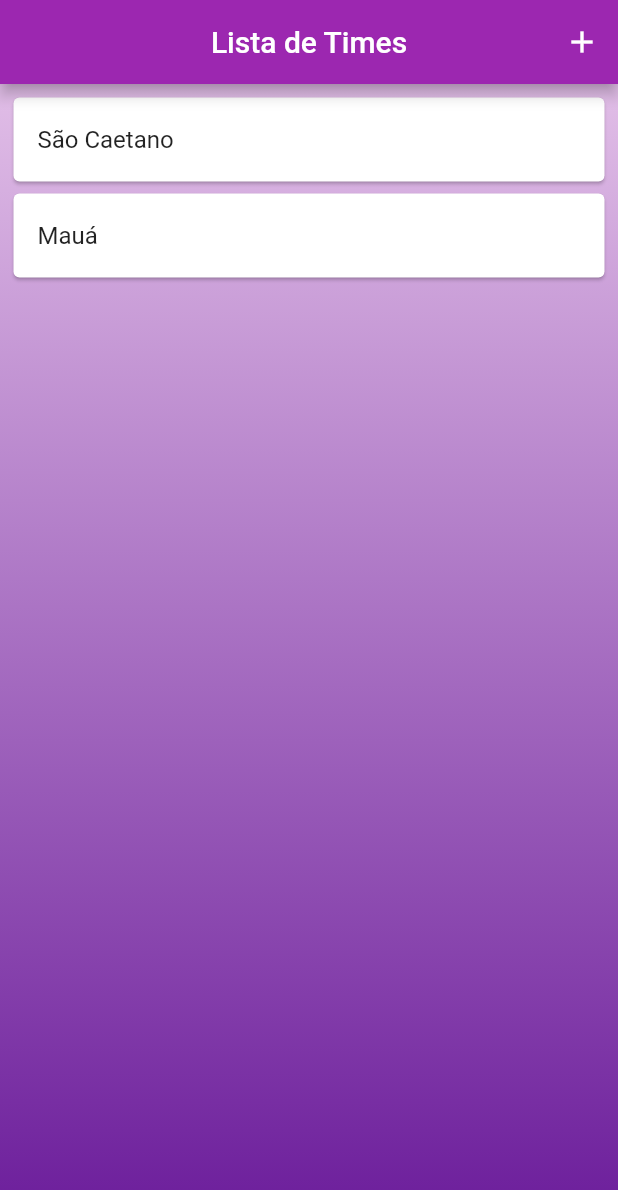
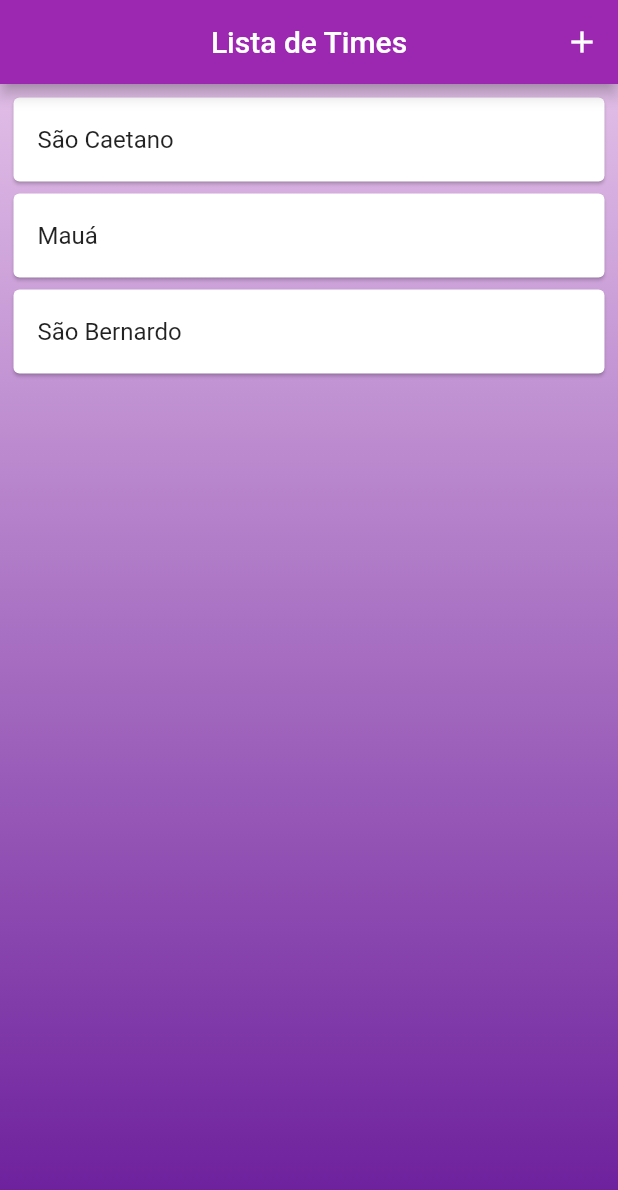
Before and after one commit to gabrielvt27/lista_times_flutter, a Flutter app: the screen it shows after launch, on a phone screen of 412 x 824 dp. Shown: the top 1190 px of the screen. Run offline on Flutter 3.47's test engine with Material 2 defaults, Android fonts, the phone set to English and light mode, and no system bars.

```diff
--- a/lib/screens/lista_times.dart
+++ b/lib/screens/lista_times.dart
@@ -10,7 +10,7 @@ class ListaTimes extends StatefulWidget {
 
 class _ListaTimesState extends State<ListaTimes> {
 
-  List _listaTimes = ["São Caetano", "Mauá"];
+  List _listaTimes = ["São Caetano", "Mauá", "São Bernardo"];
 
   @override
   Widget build(BuildContext context) {
```
